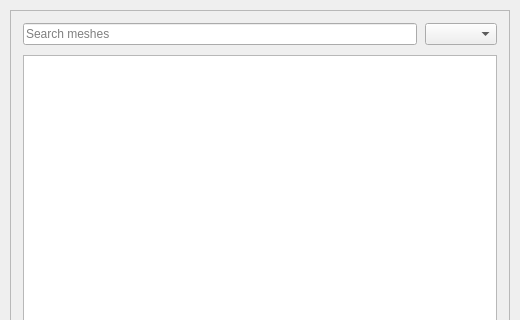
The window that meshsemantics/ui/file_panel.ui (dangis-lll/MeshSemantics) describes before a commit, drawn with Qt 5; both pictures show x 0 to 520 and y 0 to 320 of the 520 by 700 pixel window.
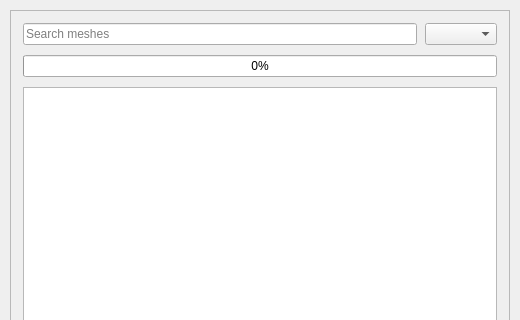
The same window after the commit.

Commit message: 添加标注进度条

Patch:
```diff
--- a/meshsemantics/ui/file_panel.ui
+++ b/meshsemantics/ui/file_panel.ui
@@ -67,6 +67,25 @@
         </item>
        </layout>
       </item>
+      <item>
+       <widget class="QProgressBar" name="completion_progress">
+        <property name="minimum">
+         <number>0</number>
+        </property>
+        <property name="maximum">
+         <number>100</number>
+        </property>
+        <property name="value">
+         <number>0</number>
+        </property>
+        <property name="textVisible">
+         <bool>true</bool>
+        </property>
+        <property name="format">
+         <string>0%</string>
+        </property>
+       </widget>
+      </item>
       <item>
        <widget class="QTableView" name="table"/>
       </item>
```
The commit also changes 1 other file.
